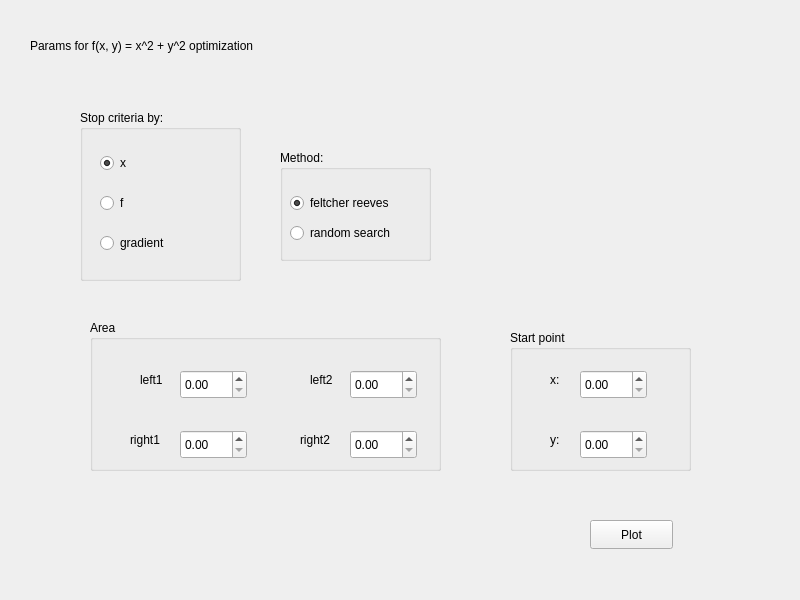
The window that visual_multidim/chooseparams.ui (Herikoid/multidim_opt) describes before a commit, drawn with Qt 5.
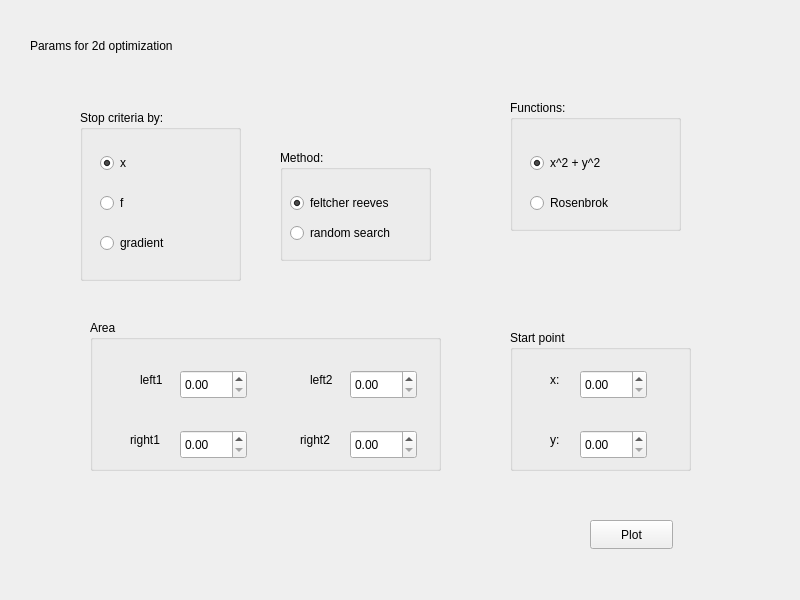
The same window after the commit.

The edit to the form file:
```diff
--- a/visual_multidim/chooseparams.ui
+++ b/visual_multidim/chooseparams.ui
@@ -315,9 +315,57 @@
     </rect>
    </property>
    <property name="text">
-    <string>Params for f(x, y) = x^2 + y^2 optimization</string>
+    <string>Params for 2d optimization</string>
    </property>
   </widget>
+  <widget class="QGroupBox" name="groupBox">
+   <property name="geometry">
+    <rect>
+     <x>510</x>
+     <y>100</y>
+     <width>171</width>
+     <height>131</height>
+    </rect>
+   </property>
+   <property name="title">
+    <string>Functions:</string>
+   </property>
+   <widget class="QRadioButton" name="sqsmRB">
+    <property name="geometry">
+     <rect>
+      <x>20</x>
+      <y>50</y>
+      <width>112</width>
+      <height>26</height>
+     </rect>
+    </property>
+    <property name="text">
+     <string>x^2 + y^2</string>
+    </property>
+    <property name="checked">
+     <bool>true</bool>
+    </property>
+    <attribute name="buttonGroup">
+     <string notr="true">buttonGroup_3</string>
+    </attribute>
+   </widget>
+   <widget class="QRadioButton" name="rosenbrokRB">
+    <property name="geometry">
+     <rect>
+      <x>20</x>
+      <y>90</y>
+      <width>112</width>
+      <height>26</height>
+     </rect>
+    </property>
+    <property name="text">
+     <string>Rosenbrok</string>
+    </property>
+    <attribute name="buttonGroup">
+     <string notr="true">buttonGroup_3</string>
+    </attribute>
+   </widget>
+  </widget>
  </widget>
  <resources/>
  <connections/>
```
Left out of the diff: 3 changed lines with no effect on the pictures.
